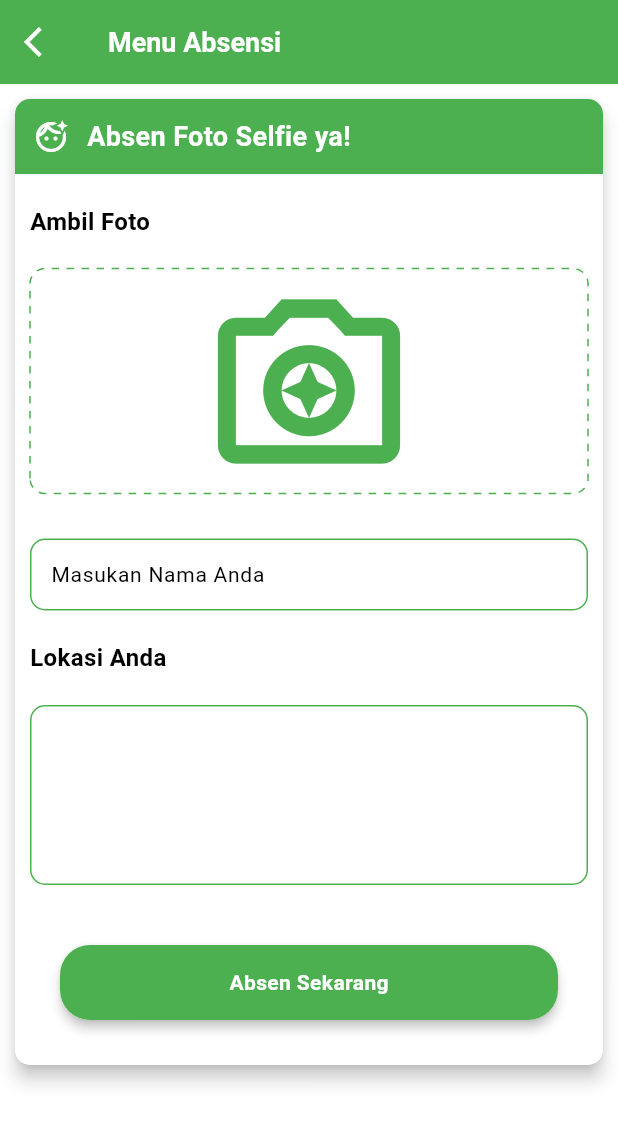
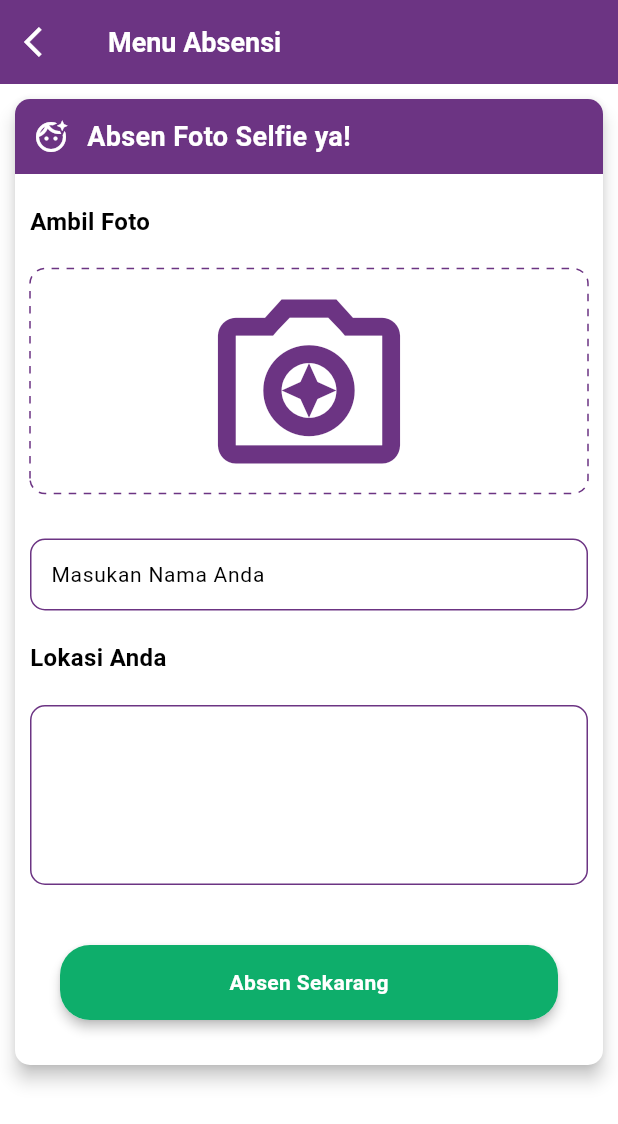
Before and after one commit to febrinurhidayat/pmo_semicolon, a Flutter app: the screen it shows after launch, after a tap on "Absen Kehadiran", on a phone screen of 412 x 824 dp. Shown: the top 1124 px of the screen. Run offline on Flutter 3.47's test engine with Material 3 defaults, Android fonts, the phone set to English and light mode, and no system bars; drawn by our look-alikes of dotted_border; our stand-ins replace camera, cloud_firestore, firebase_core, firebase_storage, geocoding, geolocator and 1 more; missing offline and left inert: google_mlkit_face_detection; accounts and stored records are empty.

```diff
--- a/lib/page/absen/absen_page.dart
+++ b/lib/page/absen/absen_page.dart
@@ -95,7 +95,7 @@ class _AbsenPageState extends State<AbsenPage> {
       backgroundColor: Colors.white,
       appBar: AppBar(
         elevation: 0,
-        backgroundColor: Colors.green,
+        backgroundColor: Color(0xFF6C3483),
         leading: IconButton(
           icon: const Icon(Icons.arrow_back_ios, color: Colors.white),
           onPressed: () => Navigator.of(context).pop(),
@@ -123,7 +123,7 @@ class _AbsenPageState extends State<AbsenPage> {
                     borderRadius: BorderRadius.only(
                         topLeft: Radius.circular(10),
                         topRight: Radius.circular(10)),
-                    color: Colors.green,
+                    color: Color(0xFF6C3483),
                   ),
                   child: const Row(
                     children: [
@@ -169,7 +169,7 @@ class _AbsenPageState extends State<AbsenPage> {
                     child: DottedBorder(
                       radius: const Radius.circular(10),
                       borderType: BorderType.RRect,
-                      color: Colors.green,
+                      color: Color(0xFF6C3483),
                       strokeWidth: 1,
                       dashPattern: const [5, 5],
                       child: SizedBox.expand(
@@ -178,7 +178,7 @@ class _AbsenPageState extends State<AbsenPage> {
                               ? Image.file(File(image!.path), fit: BoxFit.cover)
                               : const Icon(
                                   Icons.camera_enhance_outlined,
-                                  color: Colors.green,
+                                  color: Color(0xFF6C3483),
                                 ),
                         ),
                       ),
@@ -202,11 +202,11 @@ class _AbsenPageState extends State<AbsenPage> {
                           const TextStyle(fontSize: 14, color: Colors.black),
                       border: OutlineInputBorder(
                         borderRadius: BorderRadius.circular(10),
-                        borderSide: const BorderSide(color: Colors.green),
+                        borderSide: const BorderSide(color: Color(0xFF6C3483)),
                       ),
                       enabledBorder: OutlineInputBorder(
                         borderRadius: BorderRadius.circular(10),
-                        borderSide: const BorderSide(color: Colors.green),
+                        borderSide: const BorderSide(color: Color(0xFF6C3483)),
                       ),
                     ),
                   ),
@@ -224,7 +224,7 @@ class _AbsenPageState extends State<AbsenPage> {
                 isLoading
                     ? const Center(
                         child: CircularProgressIndicator(
-                        color: Colors.green,
+                        color: Color.fromARGB(255, 14, 174, 107),
                       ))
                     : Padding(
                         padding: const EdgeInsets.all(10),
@@ -238,7 +238,7 @@ class _AbsenPageState extends State<AbsenPage> {
                               disabledBorder: OutlineInputBorder(
                                 borderRadius: BorderRadius.circular(10),
                                 borderSide:
-                                    const BorderSide(color: Colors.green),
+                                    const BorderSide(color: Color(0xFF6C3483)),
                               ),
                               hintText: strAlamat != null
                                   ? strAlamat
@@ -265,9 +265,9 @@ class _AbsenPageState extends State<AbsenPage> {
                             color: Colors.white),
                         child: Material(
                           borderRadius: BorderRadius.circular(20),
-                          color: Colors.green, //tombol
+                          color: Color.fromARGB(255, 14, 174, 107), //tombol
                           child: InkWell(
-                            splashColor: Colors.green,
+                            splashColor: Color.fromARGB(255, 71, 213, 154),
                             borderRadius: BorderRadius.circular(20),
                             onTap: () {
                               if (image == null ||
@@ -286,7 +286,7 @@ class _AbsenPageState extends State<AbsenPage> {
                                           style: TextStyle(color: Colors.white))
                                     ],
                                   ),
-                                  backgroundColor: Colors.green,
+                                  backgroundColor: Color.fromARGB(255, 222, 69, 69) ,
                                   shape: StadiumBorder(),
                                   behavior: SnackBarBehavior.floating,
                                 ));
@@ -354,7 +354,7 @@ class _AbsenPageState extends State<AbsenPage> {
             )
           ],
         ),
-        backgroundColor: Colors.green,
+        backgroundColor: Color(0xFF6C3483),
         shape: StadiumBorder(),
         behavior: SnackBarBehavior.floating,
       ));
@@ -379,7 +379,7 @@ class _AbsenPageState extends State<AbsenPage> {
               )
             ],
           ),
-          backgroundColor: Colors.green,
+          backgroundColor: Color(0xFF6C3483),
           shape: StadiumBorder(),
           behavior: SnackBarBehavior.floating,
         ));
@@ -402,7 +402,7 @@ class _AbsenPageState extends State<AbsenPage> {
             )
           ],
         ),
-        backgroundColor: Colors.green,
+        backgroundColor: Color(0xFF6C3483),
         shape: StadiumBorder(),
         behavior: SnackBarBehavior.floating,
       ));
@@ -416,7 +416,7 @@ class _AbsenPageState extends State<AbsenPage> {
       content: Row(
         children: [
           const CircularProgressIndicator(
-              valueColor: AlwaysStoppedAnimation<Color>(Colors.green)),
+              valueColor: AlwaysStoppedAnimation<Color>(Color(0xFF6C3483))),
           Container(
             margin: const EdgeInsets.only(left: 20),
             child: const Text("sedang memeriksa data..."),
@@ -534,7 +534,7 @@ class _AbsenPageState extends State<AbsenPage> {
                     style: TextStyle(color: Colors.white))
               ],
             ),
-            backgroundColor: Colors.green,
+            backgroundColor: Color(0xFF6C3483),
             shape: StadiumBorder(),
             behavior: SnackBarBehavior.floating,
           ));
@@ -555,7 +555,7 @@ class _AbsenPageState extends State<AbsenPage> {
                 ),
               ],
             ),
-            backgroundColor: Colors.green,
+            backgroundColor: Color(0xFF6C3483),
             shape: const StadiumBorder(),
             behavior: SnackBarBehavior.floating,
           ));
@@ -575,7 +575,7 @@ class _AbsenPageState extends State<AbsenPage> {
                     style: const TextStyle(color: Colors.white)))
           ],
         ),
-        backgroundColor: Colors.green,
+        backgroundColor: Color(0xFF6C3483),
         shape: const StadiumBorder(),
         behavior: SnackBarBehavior.floating,
       ));
--- a/lib/page/main_page.dart
+++ b/lib/page/main_page.dart
@@ -19,7 +19,7 @@ class MainPage extends StatelessWidget {
       },
       child: Scaffold(
        appBar: AppBar(
-          backgroundColor: Colors.green,
+          backgroundColor: Color(0xFF6C3483),
           title: const Text(
             "Absensi Face id",
             style: TextStyle(color: Colors.white),
@@ -155,7 +155,7 @@ class MainPage extends StatelessWidget {
               TextButton(
                 onPressed: () => SystemNavigator.pop(),
                 child: const Text("Ya",
-                    style: TextStyle(color: Colors.green, fontSize: 14)),
+                    style: TextStyle(color: Color(0xFF6C3483), fontSize: 14)),
               ),
             ],
           ),
```
Also changed, not shown: lib/page/absen/camera_page.dart (+11 -11 lines), lib/page/history/history_page.dart (+4 -4 lines), lib/page/leave/leave_page.dart (+13 -13 lines).
